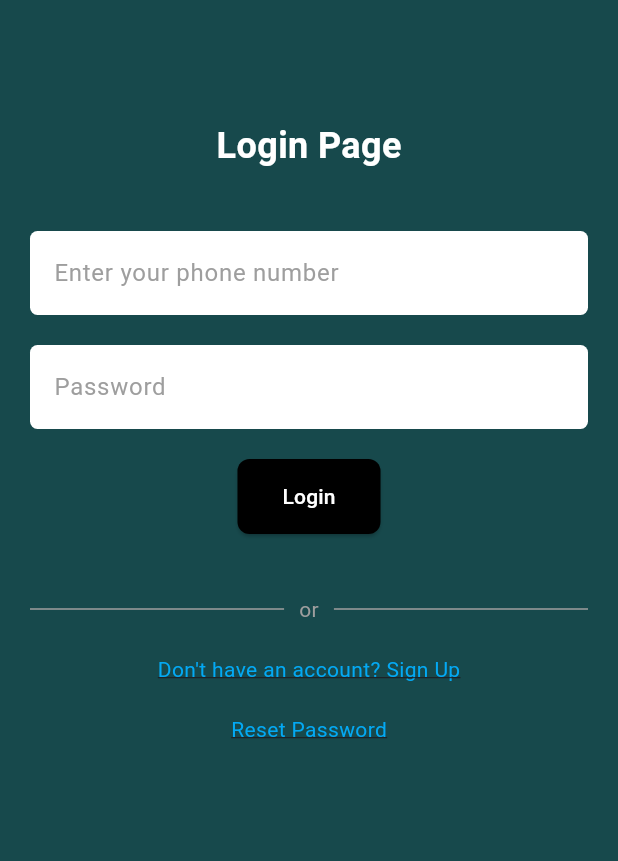
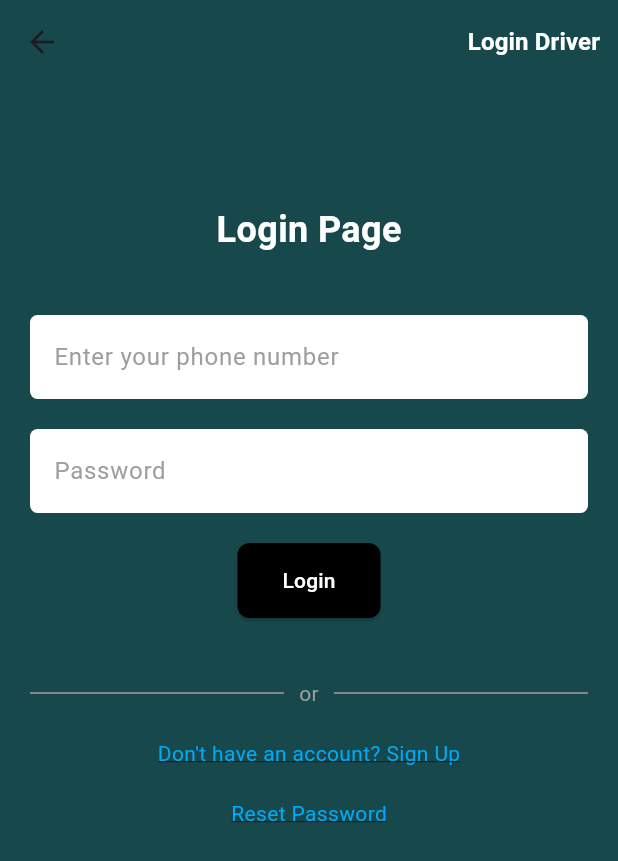
Before and after one commit to Hosny-Mohammed/ability_drive_flutter, a Flutter app: the screen it shows after launch, after a tap on "Get Started", on a phone screen of 412 x 824 dp. Shown: the top 861 px of the screen. Run offline on Flutter 3.47's test engine with Material 3 defaults, Android fonts, the phone set to English and light mode, and no system bars; our stand-ins replace dio; accounts and stored records are empty; network calls fail.

Commit message:
add login for driver

```diff
--- /dev/null
+++ b/lib/Driver/providers/auth_driver_provider.dart
@@ -0,0 +1,21 @@
+import 'package:ability_drive_flutter/Driver/services/auth_driver_service.dart';
+import 'package:flutter/cupertino.dart';
+import 'package:flutter/material.dart';
+
+class AuthDriverProvider extends ChangeNotifier{
+  SnackBar? loginSnackbar;
+  String? driverName;
+  String? driverId;
+
+  Future<void> login({required String licenseNumber, required String password})async{
+    var response = await AuthDriverService.login(licenseNumber: licenseNumber, password: password);
+    if(response != null){
+      driverName = response['driverName'];
+      driverId = response['driverId'];
+      loginSnackbar = SnackBar(content: Text("Welcome back, $driverName"), backgroundColor: Colors.green,);
+    }else{
+      loginSnackbar = const SnackBar(content: Text("Login failed. Please check your credentials."), backgroundColor: Colors.red,);
+    }
+    notifyListeners();
+  }
+}
--- a/lib/main.dart
+++ b/lib/main.dart
@@ -4,6 +4,8 @@ import 'package:ability_drive_flutter/providers/private_ride_provider.dart';
 import 'package:ability_drive_flutter/screens/Welcome_page.dart';
 import 'package:flutter/material.dart';
 import 'package:provider/provider.dart';
+
+import 'Driver/providers/auth_driver_provider.dart';
 
 void main() => runApp(const MyApp());
 
@@ -17,6 +19,7 @@ class MyApp extends StatelessWidget {
         ChangeNotifierProvider(create: (context) => AuthProvider()),
         ChangeNotifierProvider(create: (context) => HomeProvider()),
         ChangeNotifierProvider(create: (context) => DriversProvider()),
+        ChangeNotifierProvider(create: (context) => AuthDriverProvider()),
       ],
       child: MaterialApp(
         debugShowCheckedModeBanner: false, // Removes the debug banner
--- a/lib/screens/authentication/Login.dart
+++ b/lib/screens/authentication/Login.dart
@@ -1,3 +1,4 @@
+import 'package:ability_drive_flutter/Driver/screens/login_driver_screen.dart';
 import 'package:ability_drive_flutter/providers/auth_provider.dart';
 import 'package:flutter/material.dart';
 import 'package:ability_drive_flutter/screens/authentication/signup_page.dart';
@@ -17,6 +18,27 @@ class LoginPage extends StatelessWidget {
     final TextEditingController _passwordController = TextEditingController();
 
     return Scaffold(
+      appBar: AppBar(
+        backgroundColor: const Color(0xff17494c),
+        actions: [
+          TextButton(
+            onPressed: () {
+              Navigator.push(
+                context,
+                MaterialPageRoute(builder: (context) => const LoginDriverScreen()),
+              );
+            },
+            child: const Text(
+              'Login Driver',
+              style: TextStyle(
+                color: Colors.white,
+                fontWeight: FontWeight.bold,
+                fontSize: 16,
+              ),
+            ),
+          ),
+        ],
+      ),
       backgroundColor: const Color(0xff17494c),
       body: SingleChildScrollView(
         child: Padding(
--- a/pubspec.yaml
+++ b/pubspec.yaml
@@ -37,6 +37,7 @@ dependencies:
   cupertino_icons: ^1.0.8
   dio: ^5.8.0+1
   provider: ^6.1.2
+  url_launcher: ^6.3.1
 
 dev_dependencies:
   flutter_test:
```
Also changed, not shown: lib/Driver/screens/login_driver_screen.dart (added, +125 -0 lines), lib/Driver/services/auth_driver_service.dart (added, +27 -0 lines), pubspec.lock, 5 other files.
